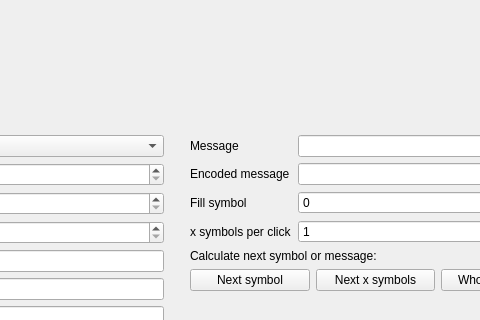
Before: the Qt Designer form src/phyether/gui/ui/rs_register_widget.ui in iwanicki92/Ethernet-physical-layer-simulator, drawn with Qt 5; both pictures show x 238 to 718 and y 219 to 539 of the 820 by 651 pixel window.
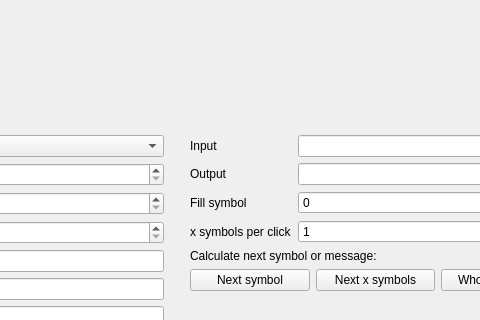
After: the same form once the commit is applied.

What changed in the file:
```diff
--- a/src/phyether/gui/ui/rs_register_widget.ui
+++ b/src/phyether/gui/ui/rs_register_widget.ui
@@ -279,7 +279,7 @@
            <item row="0" column="0">
             <widget class="QLabel" name="label_6">
              <property name="text">
-              <string>Message</string>
+              <string>Input</string>
              </property>
             </widget>
            </item>
@@ -289,7 +289,7 @@
            <item row="1" column="0">
             <widget class="QLabel" name="label_7">
              <property name="text">
-              <string>Encoded message</string>
+              <string>Output</string>
              </property>
             </widget>
            </item>
```
